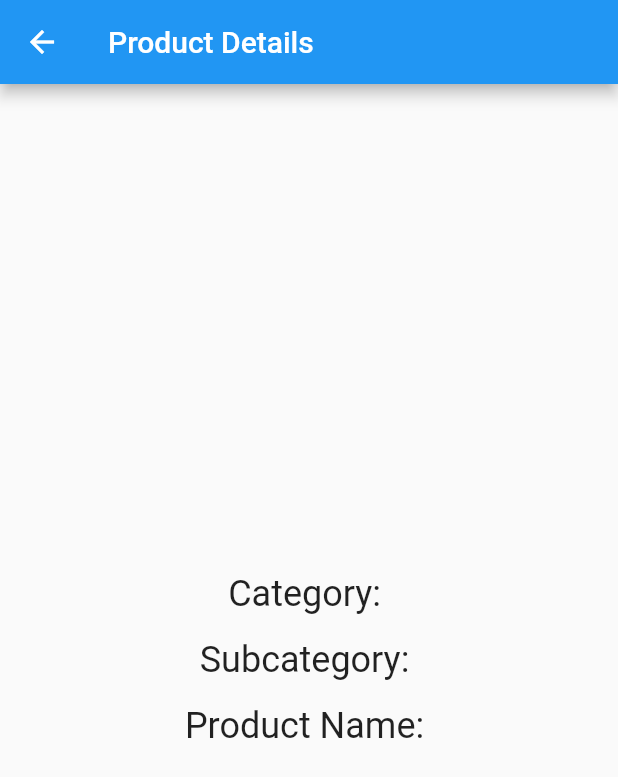
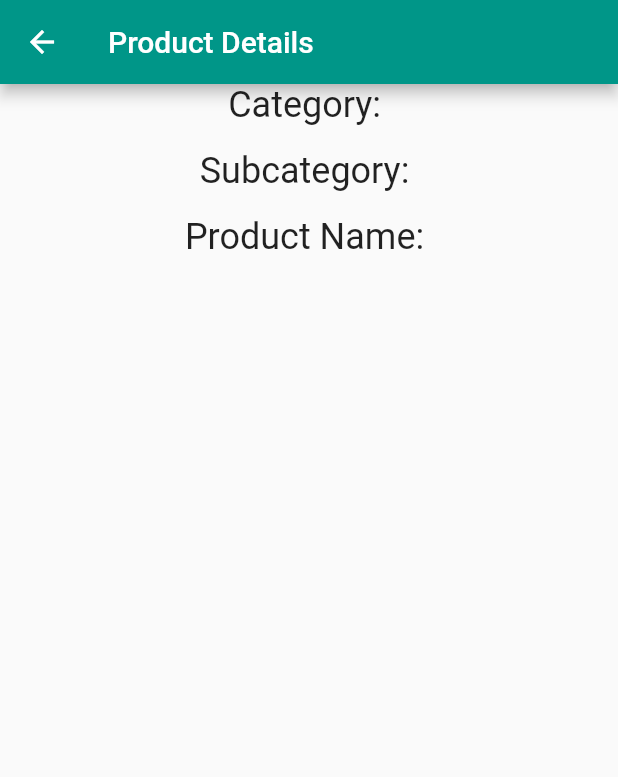
Before and after one commit to pendragon0/Trademade, a Flutter app: the ProductDetails screen opened directly with empty values, on a phone screen of 412 x 824 dp. Shown: the top 777 px of the screen. Run offline on Flutter 3.47's test engine with Material 2 defaults, Android fonts, the phone set to English and light mode, and no system bars; our stand-ins replace cloud_firestore, firebase_auth, firebase_core, firebase_storage, get, image_picker; accounts and stored records are empty.

Commit message:
commiting with the readme text file

```diff
--- a/lib/View/product_details_forCategories.dart
+++ b/lib/View/product_details_forCategories.dart
@@ -1,3 +1,4 @@
+import 'package:cloud_firestore/cloud_firestore.dart';
 import 'package:flutter/material.dart';
 
 class ProductDetails extends StatelessWidget {
@@ -5,22 +6,20 @@ class ProductDetails extends StatelessWidget {
   final String subCategory;
   final String productInfo;
 
-
   ProductDetails({
     required this.category,
     required this.subCategory,
     required this.productInfo,
-
   });
 
   @override
   Widget build(BuildContext context) {
     return Scaffold(
       appBar: AppBar(
+        backgroundColor: Colors.teal,
         title: Text('Product Details'),
       ),
-      body: Center(
-        child: Column(
+      body: Column(
         mainAxisAlignment: MainAxisAlignment.center,
         children: [
           Text(
@@ -37,8 +36,37 @@ class ProductDetails extends StatelessWidget {
             'Product Name: $productInfo',
             style: TextStyle(fontSize: 24),
           ),
+          StreamBuilder<QuerySnapshot>(
+
+              stream: FirebaseFirestore.instance
+                  .collection("mainCategories")
+                  .doc(category)
+                  .collection(subCategory)
+                  .snapshots(),
+              builder: (context, snapshot) {
+
+                List<Row> productWidgets = [];
+                if (snapshot.hasData) {
+                  final products = snapshot.data?.docs.reversed.toList();
+                  for (var product in products!) {
+                    final productWidget = Row(
+                      mainAxisAlignment: MainAxisAlignment.spaceBetween,
+                      children: [
+                        Text(product['name'], style: const TextStyle(color: Colors.black),),
+                        Text(product['price']),
+                        Text(product['Description']),
+                        Image.network(product['imageUrl'])
                       ],
-        ),
+                    );
+                    productWidgets.add(productWidget);
+                  }
+                }
+                return Expanded(
+                  child: ListView(children: productWidgets, ),
+
+                );
+              })
+        ],
       ),
     );
   }
--- a/lib/controllers/categories_controller.dart
+++ b/lib/controllers/categories_controller.dart
@@ -26,8 +26,8 @@ class CategoriesController extends GetxController {
     try {
       QuerySnapshot querySnapshot = await FirebaseFirestore.instance
           .collection("mainCategories")
-          .doc(categories.value)
-          .collection(subCategories.value)
+          .doc("Fashion")
+          .collection("Shirt")
           .get();
 
       print("done");
@@ -40,6 +40,8 @@ class CategoriesController extends GetxController {
       // List<listOfProducts> fetchedProducts = querySnapshot.docs.map((doc) => print("${doc.data}")).toList();
       // querySnapshot.docs.forEach((element) {products.add(element);});
       products.value = fetchedProducts;
+      print("${fetchedProducts[0]}");
+      print("${products.value}");
       // print ("$fetchedProducts");
     } on FirebaseException catch (e) {
       print("************** ${e.code} ${e.message}");
```
Also changed, not shown: ReadME.txt (added). Lines whose indentation alone changed are shown as unchanged.
